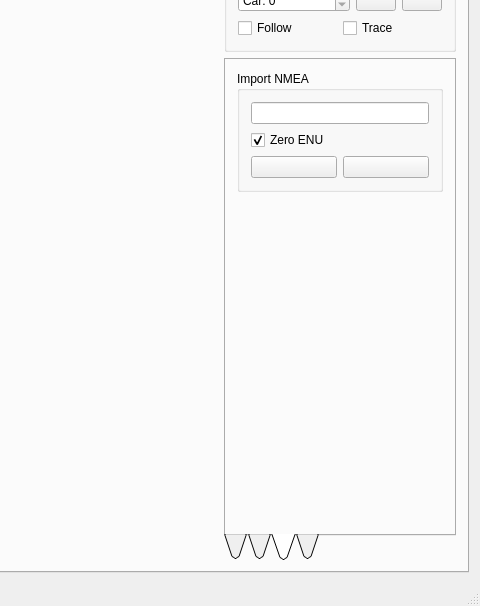
Old version of the form Linux/RC_Car_Tool/mainwindow.ui in the repository vedderb/rise_sdvp; both pictures show x 732 to 1212 and y 90 to 696 of the 1212 by 696 pixel window.
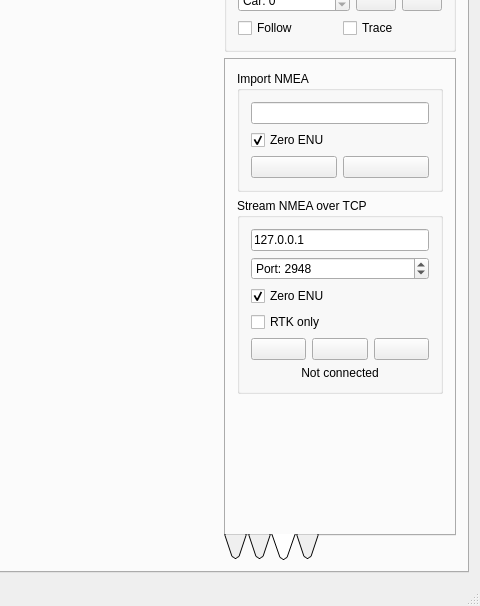
New version of the form. The open tabs and pages were chosen to show the change. Icons and pictures are not drawn. Custom widgets are drawn as their Qt base class.

Commit message: NMEA TCP stream support

The edit to the form file:
```diff
--- a/Linux/RC_Car_Tool/mainwindow.ui
+++ b/Linux/RC_Car_Tool/mainwindow.ui
@@ -974,7 +974,7 @@
              <attribute name="toolTip">
               <string>Import</string>
              </attribute>
-             <layout class="QVBoxLayout" name="verticalLayout_9">
+             <layout class="QVBoxLayout" name="verticalLayout_12">
               <item>
                <widget class="QGroupBox" name="groupBox_11">
                 <property name="title">
@@ -1028,6 +1028,117 @@
                 </layout>
                </widget>
               </item>
+              <item>
+               <widget class="QGroupBox" name="groupBox_14">
+                <property name="sizePolicy">
+                 <sizepolicy hsizetype="Preferred" vsizetype="Fixed">
+                  <horstretch>0</horstretch>
+                  <verstretch>0</verstretch>
+                 </sizepolicy>
+                </property>
+                <property name="title">
+                 <string>Stream NMEA over TCP</string>
+                </property>
+                <layout class="QVBoxLayout" name="verticalLayout_9">
+                 <item>
+                  <widget class="QLineEdit" name="mapStreamNmeaServerEdit">
+                   <property name="text">
+                    <string>127.0.0.1</string>
+                   </property>
+                  </widget>
+                 </item>
+                 <item>
+                  <widget class="QSpinBox" name="mapStreamNmeaPortBox">
+                   <property name="prefix">
+                    <string>Port: </string>
+                   </property>
+                   <property name="maximum">
+                    <number>65535</number>
+                   </property>
+                   <property name="value">
+                    <number>2948</number>
+                   </property>
+                  </widget>
+                 </item>
+                 <item>
+                  <widget class="QCheckBox" name="mapStreamNmeaZeroEnuBox">
+                   <property name="toolTip">
+                    <string>Zero ENU frame on next NMEA message</string>
+                   </property>
+                   <property name="text">
+                    <string>Zero ENU</string>
+                   </property>
+                   <property name="checked">
+                    <bool>true</bool>
+                   </property>
+                  </widget>
+                 </item>
+                 <item>
+                  <widget class="QCheckBox" name="mapStreamNmeaRtkOnlyBox">
+                   <property name="text">
+                    <string>RTK only</string>
+                   </property>
+                  </widget>
+                 </item>
+                 <item>
+                  <layout class="QHBoxLayout" name="horizontalLayout_13">
+                   <item>
+                    <widget class="QPushButton" name="mapStreamNmeaClearTraceButton">
+                     <property name="toolTip">
+                      <string>Clear trace</string>
+                     </property>
+                     <property name="text">
+                      <string/>
+                     </property>
+                     <property name="icon">
+                      <iconset resource="resources.qrc">
+                       <normaloff>:/models/Icons/Delete2-96.png</normaloff>:/models/Icons/Delete2-96.png</iconset>
+                     </property>
+                    </widget>
+                   </item>
+                   <item>
+                    <widget class="QPushButton" name="mapStreamNmeaDisconnectButton">
+                     <property name="toolTip">
+                      <string>Disconnect</string>
+                     </property>
+                     <property name="text">
+                      <string/>
+                     </property>
+                     <property name="icon">
+                      <iconset resource="resources.qrc">
+                       <normaloff>:/models/Icons/Disconnected-96.png</normaloff>:/models/Icons/Disconnected-96.png</iconset>
+                     </property>
+                    </widget>
+                   </item>
+                   <item>
+                    <widget class="QPushButton" name="mapStreamNmeaConnectButton">
+                     <property name="toolTip">
+                      <string>Connect</string>
+                     </property>
+                     <property name="text">
+                      <string/>
+                     </property>
+                     <property name="icon">
+                      <iconset resource="resources.qrc">
+                       <normaloff>:/models/Icons/Connected-96.png</normaloff>:/models/Icons/Connected-96.png</iconset>
+                     </property>
+                    </widget>
+                   </item>
+                  </layout>
+                 </item>
+                 <item>
+                  <widget class="QLabel" name="mapStreamNmeaConnectedLabel">
+                   <property name="text">
+                    <string>Not connected</string>
+                   </property>
+                   <property name="alignment">
+                    <set>Qt::AlignCenter</set>
+                   </property>
+                  </widget>
+                 </item>
+                </layout>
+               </widget>
+              </item>
               <item>
                <spacer name="verticalSpacer_5">
                 <property name="orientation">
```
Left out of the diff: 6 changed lines with no effect on the pictures. The commit also changes 5 other files.
